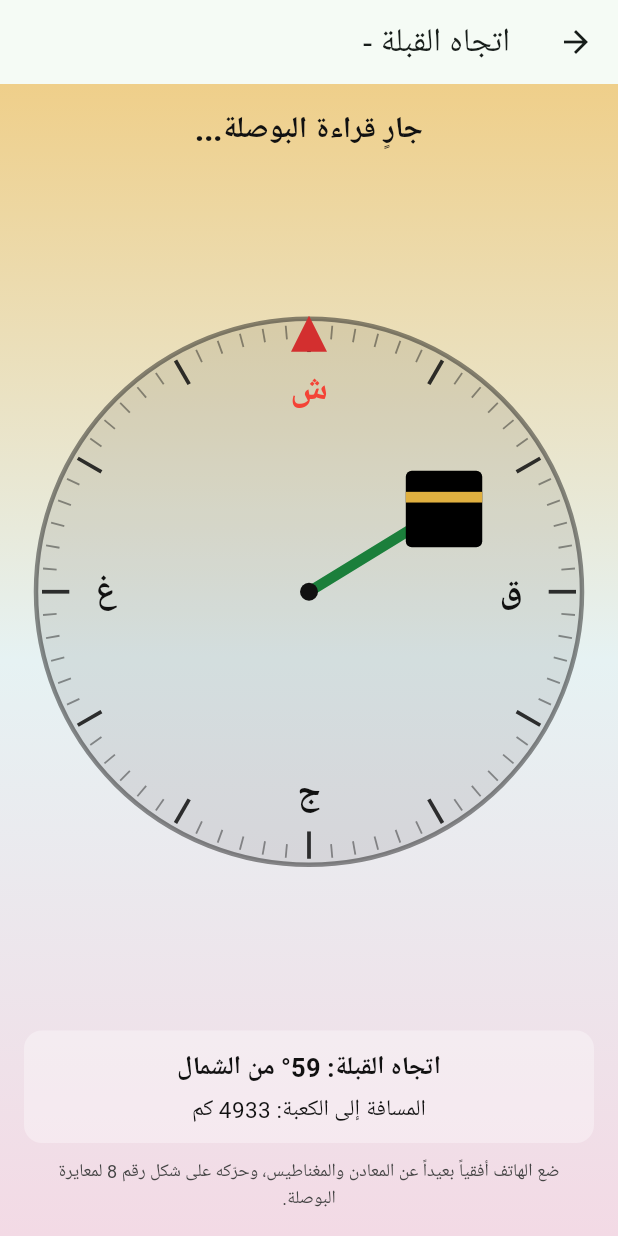
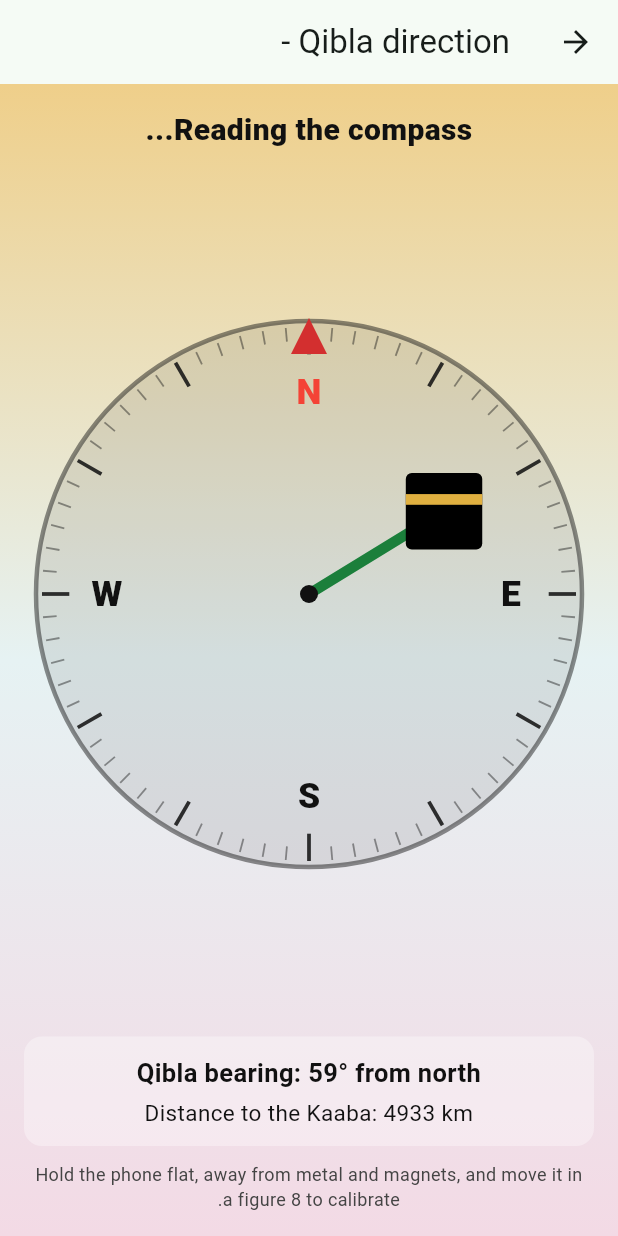
Before and after one commit to djamkambouchair-dev/Adhan-app, a Flutter app: the QiblaPage screen opened directly with empty values, on a phone screen of 412 x 824 dp. Run offline on Flutter 3.47's test engine with Material 3 defaults, Android fonts, the phone set to English and light mode, and no system bars; our stand-ins replace adhan, flutter_local_notifications, geolocator, sensors_plus, shared_preferences, timezone; missing offline and left inert: android_intent_plus; accounts and stored records are empty.

Commit message:
Update qibla_page.dart

```diff
--- a/lib/qibla_page.dart
+++ b/lib/qibla_page.dart
@@ -135,30 +135,33 @@ class _QiblaPageState extends State<QiblaPage> {
     final h = _heading;
     final diff = h == null ? null : ((_qibla - h + 540) % 360) - 180;
     final aligned = diff != null && diff.abs() <= 4;
+    final qDeg = arDigits(_qibla.round().toString());
     String status;
     if (aligned) {
-      status = 'أنت في اتجاه القبلة ✓';
+      status = t('q_aligned');
     } else if (h == null) {
-      status = _noSensor
-          ? 'مستشعر البوصلة غير متوفر في هذا الهاتف'
-          : 'جارٍ قراءة البوصلة...';
+      status = _noSensor ? t('q_no_sensor') : t('q_reading');
     } else {
-      status = 'أدر الهاتف حتى يشير السهم الأخضر للأعلى';
+      status = t('q_rotate');
     }
+    final pname = widget.place.gps ? t('my_location') : widget.place.name;
     return Scaffold(
-      appBar: AppBar(title: Text('اتجاه القبلة - ${widget.place.name}')),
+      appBar: AppBar(title: Text(t('qibla_title', [pname]))),
       body: Container(
         decoration: pageBg(c),
         child: SafeArea(
           child: Column(
             children: [
               const SizedBox(height: 16),
-              Text(status,
-                  textAlign: TextAlign.center,
-                  style: TextStyle(
-                      fontSize: 20,
-                      fontWeight: FontWeight.w800,
-                      color: aligned ? const Color(0xFF0A9A0A) : c.text)),
+              Padding(
+                padding: const EdgeInsets.symmetric(horizontal: 16),
+                child: Text(status,
+                    textAlign: TextAlign.center,
+                    style: TextStyle(
+                        fontSize: 20,
+                        fontWeight: FontWeight.w800,
+                        color: aligned ? const Color(0xFF0A9A0A) : c.text)),
+              ),
               Expanded(
                 child: Center(
                   child: AspectRatio(
@@ -188,20 +191,20 @@ class _QiblaPageState extends State<QiblaPage> {
                 ),
                 child: Column(
                   children: [
-                    Text(
-                        'اتجاه القبلة: ${arDigits(_qibla.round().toString())}° من الشمال',
+                    Text(t('q_bearing', [qDeg]),
                         style: TextStyle(
                             fontSize: 17,
                             fontWeight: FontWeight.w700,
                             color: c.text)),
                     const SizedBox(height: 4),
                     Text(
-                        'المسافة إلى الكعبة: ${arDigits(_dist.round().toString())} كم',
+                        t('q_distance',
+                            [arDigits(_dist.round().toString())]),
                         style: TextStyle(fontSize: 15, color: c.text)),
                     if (h != null) ...[
                       const SizedBox(height: 4),
                       Text(
-                          'اتجاه هاتفك الآن: ${arDigits(h.round().toString())}°',
+                          t('q_heading', [arDigits(h.round().toString())]),
                           style: TextStyle(fontSize: 14, color: c.soft)),
                     ],
                   ],
@@ -210,7 +213,9 @@ class _QiblaPageState extends State<QiblaPage> {
               Padding(
                 padding: const EdgeInsets.fromLTRB(20, 10, 20, 16),
                 child: Text(
-                    'ضع الهاتف أفقياً بعيداً عن المعادن والمغناطيس، وحرّكه على شكل رقم 8 لمعايرة البوصلة.',
+                    (_noSensor && h == null)
+                        ? t('q_help_nosensor', [qDeg])
+                        : t('q_note'),
                     textAlign: TextAlign.center,
                     style: TextStyle(fontSize: 12, color: c.soft)),
               ),
@@ -243,7 +248,7 @@ class CompassPainter extends CustomPainter {
         style: TextStyle(
             color: color, fontSize: size, fontWeight: FontWeight.w800),
       ),
-      textDirection: TextDirection.rtl,
+      textDirection: TextDirection.ltr,
     )..layout();
     tp.paint(canvas, Offset(-tp.width / 2, -tp.height / 2));
   }
@@ -281,7 +286,7 @@ class CompassPainter extends CustomPainter {
       );
     }
 
-    const letters = ['ش', 'ق', 'ج', 'غ'];
+    const letters = ['N', 'E', 'S', 'W'];
     for (int i = 0; i < 4; i++) {
       final ang = i * 90 * math.pi / 180;
       canvas.save();
```
